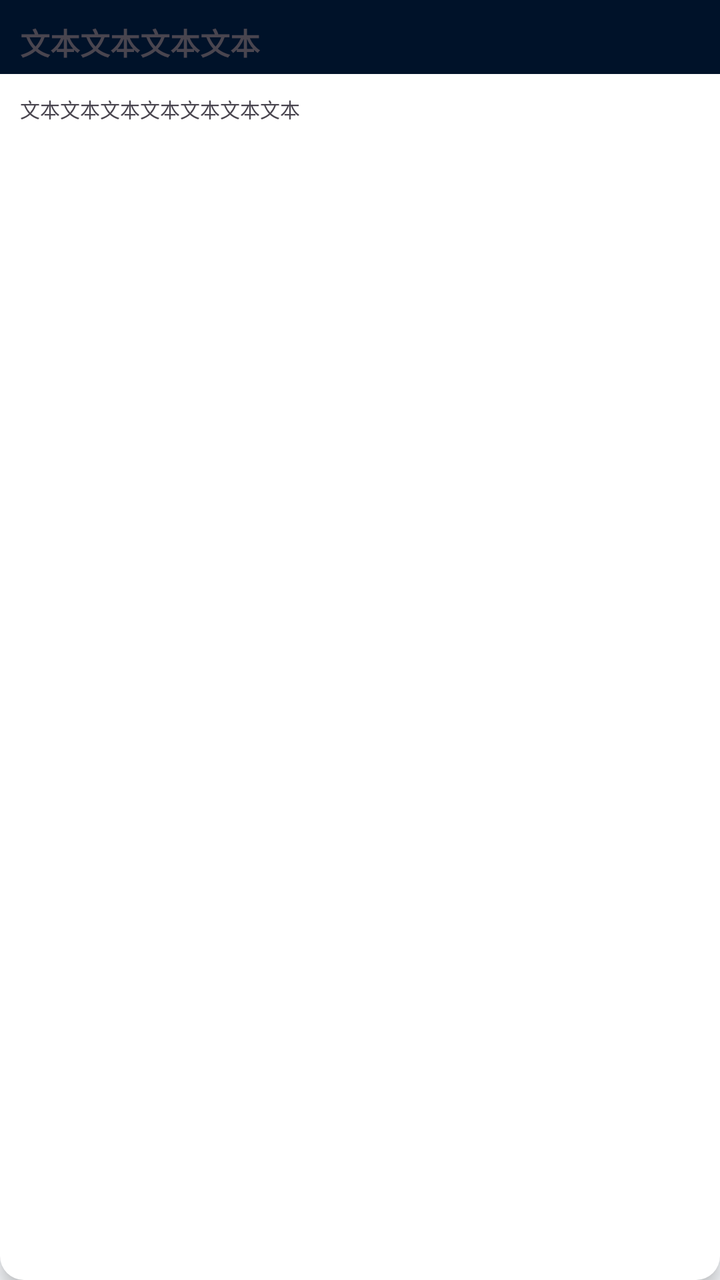
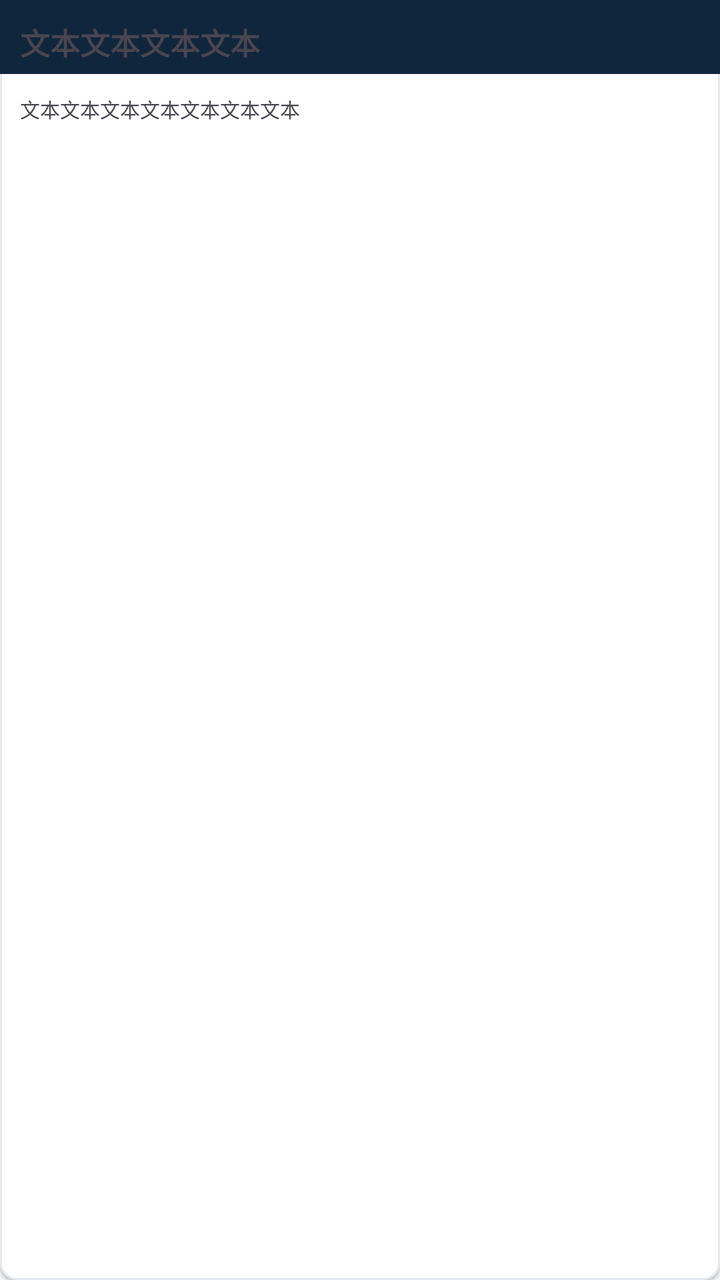

Screens rendered from an Android XML layout before and after an edit, with the pre-edit source and the edit as a unified diff.
<!-- AndroidManifest.xml: application theme Theme.Qgent -->
<!-- res/layout/item_message_list.xml -->
<?xml version="1.0" encoding="utf-8"?>
<LinearLayout xmlns:android="http://schemas.android.com/apk/res/android"
    android:orientation="vertical"
    android:layout_width="match_parent"
    android:layout_height="wrap_content"
    android:elevation="5dp"
    android:background="@drawable/bg_card">
   <LinearLayout
       android:layout_width="match_parent"
       android:layout_height="wrap_content"
       android:background="@color/navy_dark"
       android:paddingTop="10dp"
       android:paddingBottom="5dp"
       android:paddingHorizontal="10dp">
        <TextView
            android:id="@+id/tvMessageName"
            android:text="@string/short_test"
            android:layout_width="wrap_content"
            android:layout_height="wrap_content"
            android:textStyle="bold"
            android:textSize="15dp"/>
    </LinearLayout>
    <TextView
        android:id="@+id/tvMessageContent"
        android:textSize="10dp"
        android:text="@string/long_test"
        android:paddingHorizontal="10dp"
        android:paddingVertical="10dp"
        android:layout_width="match_parent"
        android:layout_height="wrap_content"/>

</LinearLayout>
<!-- resources referenced by this layout -->
<resources>
  <color name="navy_dark">#001229</color>
  <!-- drawable bg_card (drawable) -->
  <?xml version="1.0" encoding="utf-8"?>
  <shape xmlns:android="http://schemas.android.com/apk/res/android"
      android:shape="rectangle">
      <solid android:color="@color/white" />
      <corners android:radius="12dp" />
  </shape>
  <string name="long_test">文本文本文本文本文本文本文本</string>
  <string name="short_test">文本文本文本文本</string>
  <style name="Theme.Qgent" parent="Base.Theme.Qgent" />
  <color name="white">#FFFFFFFF</color>
  <style name="Base.Theme.Qgent" parent="Theme.Material3.DayNight.NoActionBar">
          <item name="colorPrimary">@color/navy</item>
          <item name="colorOnPrimary">@color/white</item>
          <item name="colorPrimaryContainer">@color/blue_tint</item>
          <item name="colorOnPrimaryContainer">@color/navy</item>
          <item name="colorSecondary">@color/slate_gray</item>
          <item name="colorOnSecondary">@color/white</item>
          <item name="android:colorBackground">@color/off_white</item>
          <item name="colorSurface">@color/white</item>
          <item name="colorOnSurface">@color/charcoal</item>
          <item name="colorOnBackground">@color/charcoal</item>
          <item name="colorOutline">@color/gray</item>
          <item name="colorSurfaceVariant">@color/light_gray</item>
          <item name="colorOnSurfaceVariant">@color/gray_dark</item>
          <item name="android:statusBarColor">@android:color/transparent</item>
      </style>
  <color name="navy">#00183A</color>
  <color name="blue_tint">#D6E2F5</color>
  <color name="slate_gray">#55617C</color>
  <color name="off_white">#F6F8FB</color>
  <color name="charcoal">#1A1C1E</color>
  <color name="gray">#74777F</color>
  <color name="light_gray">#E9EAF2</color>
  <color name="gray_dark">#44474F</color>
</resources>

<!-- the commit's change to res/layout/item_message_list.xml (unified diff, before → after) -->
@@ -3,7 +3,7 @@
     android:orientation="vertical"
     android:layout_width="match_parent"
     android:layout_height="wrap_content"
-    android:elevation="5dp"
+    android:elevation="1dp"
     android:background="@drawable/bg_card">
    <LinearLayout
        android:layout_width="match_parent"
@@ -18,11 +18,11 @@
             android:layout_width="wrap_content"
             android:layout_height="wrap_content"
             android:textStyle="bold"
-            android:textSize="15dp"/>
+            android:textSize="15sp"/>
     </LinearLayout>
     <TextView
         android:id="@+id/tvMessageContent"
-        android:textSize="10dp"
+        android:textSize="10sp"
         android:text="@string/long_test"
         android:paddingHorizontal="10dp"
         android:paddingVertical="10dp"
<!-- resource entries referenced after the edit -->
@@ -1,24 +1,30 @@
 <!-- resources referenced by this layout -->
 <resources>
-  <color name="navy_dark">#001229</color>
+  <color name="navy_dark">#10263D</color>
   <!-- drawable bg_card (drawable) -->
   <?xml version="1.0" encoding="utf-8"?>
   <shape xmlns:android="http://schemas.android.com/apk/res/android"
       android:shape="rectangle">
       <solid android:color="@color/white" />
-      <corners android:radius="12dp" />
+      <stroke
+          android:width="1dp"
+          android:color="@color/divider" />
+      <corners android:radius="8dp" />
   </shape>
   <string name="long_test">文本文本文本文本文本文本文本</string>
   <string name="short_test">文本文本文本文本</string>
   <style name="Theme.Qgent" parent="Base.Theme.Qgent" />
   <color name="white">#FFFFFFFF</color>
+  <color name="divider">#E6EAF0</color>
   <style name="Base.Theme.Qgent" parent="Theme.Material3.DayNight.NoActionBar">
-          <item name="colorPrimary">@color/navy</item>
+          <item name="colorPrimary">@color/primary</item>
           <item name="colorOnPrimary">@color/white</item>
-          <item name="colorPrimaryContainer">@color/blue_tint</item>
-          <item name="colorOnPrimaryContainer">@color/navy</item>
-          <item name="colorSecondary">@color/slate_gray</item>
+          <item name="colorPrimaryContainer">@color/primary_container</item>
+          <item name="colorOnPrimaryContainer">@color/on_primary_container</item>
+          <item name="colorSecondary">@color/teal</item>
           <item name="colorOnSecondary">@color/white</item>
+          <item name="colorTertiary">@color/status_yellow</item>
+          <item name="colorOnTertiary">@color/white</item>
           <item name="android:colorBackground">@color/off_white</item>
           <item name="colorSurface">@color/white</item>
           <item name="colorOnSurface">@color/charcoal</item>
@@ -28,13 +34,15 @@
           <item name="colorOnSurfaceVariant">@color/gray_dark</item>
           <item name="android:statusBarColor">@android:color/transparent</item>
       </style>
-  <color name="navy">#00183A</color>
-  <color name="blue_tint">#D6E2F5</color>
-  <color name="slate_gray">#55617C</color>
-  <color name="off_white">#F6F8FB</color>
-  <color name="charcoal">#1A1C1E</color>
-  <color name="gray">#74777F</color>
-  <color name="light_gray">#E9EAF2</color>
-  <color name="gray_dark">#44474F</color>
+  <color name="primary">#2F6FED</color>
+  <color name="primary_container">#E6F0FF</color>
+  <color name="on_primary_container">#001B3C</color>
+  <color name="teal">#137C8A</color>
+  <color name="status_yellow">#B7791F</color>
+  <color name="off_white">#F7F8FA</color>
+  <color name="charcoal">#17202A</color>
+  <color name="gray">#7B8794</color>
+  <color name="light_gray">#E4E9F0</color>
+  <color name="gray_dark">#4B5563</color>
 </resources>
 
